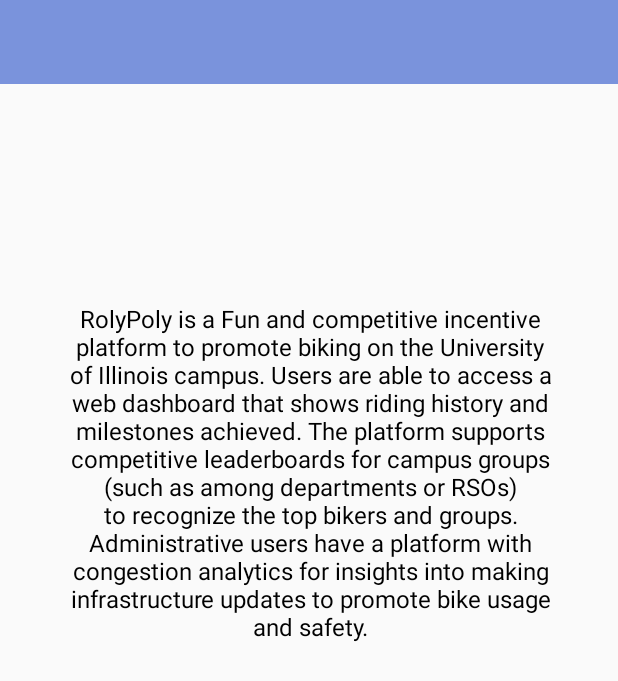
After one commit to CS411FA18/RolyPoly, an Android app: the layout activity_about.xml on its own in the app's theme, with its tools: preview values and no code run, on a phone screen of 412 x 824 dp. The commit adds this screen. Shown: the top 681 px of the screen. Run offline under Robolectric (Android 15) with nearby library versions, the phone set to English and light mode, and no system bars.

Commit message:
added activity for About Information with info from project site

```diff
--- a/MySQLJavaApp/app/src/main/AndroidManifest.xml
+++ b/MySQLJavaApp/app/src/main/AndroidManifest.xml
@@ -53,7 +53,8 @@
         <activity
             android:name=".AccountActivity"
             android:label="@string/title_activity_account"
-            android:theme="@style/AppTheme"></activity>
+            android:theme="@style/AppTheme" />
+        <activity android:name=".AboutActivity"></activity>
     </application>
 
 </manifest>
--- a/MySQLJavaApp/app/src/main/java/com/cs411/RolyPoly/DrawerUtil.java
+++ b/MySQLJavaApp/app/src/main/java/com/cs411/RolyPoly/DrawerUtil.java
@@ -94,6 +94,8 @@ public class DrawerUtil {
                         if (drawerItem.getIdentifier() == 5) {
                             // load tournament screen
                             Toast.makeText(activity, R.string.about, Toast.LENGTH_LONG).show();
+                            Intent intent = new Intent(activity, AboutActivity.class);
+                            view.getContext().startActivity(intent, ActivityOptions.makeSceneTransitionAnimation(activity).toBundle());
                         }
                         return true;
                     }
--- /dev/null
+++ b/MySQLJavaApp/app/src/main/res/layout/activity_about.xml
@@ -0,0 +1,37 @@
+<?xml version="1.0" encoding="utf-8"?>
+<android.support.constraint.ConstraintLayout xmlns:android="http://schemas.android.com/apk/res/android"
+    xmlns:app="http://schemas.android.com/apk/res-auto"
+    xmlns:tools="http://schemas.android.com/tools"
+    android:layout_width="match_parent"
+    android:layout_height="match_parent"
+    tools:context=".AboutActivity">
+
+    <android.support.v7.widget.Toolbar
+        android:id="@+id/toolbar_about"
+        android:layout_width="match_parent"
+        android:layout_height="wrap_content"
+        android:background="?attr/colorPrimary"
+        android:minHeight="?attr/actionBarSize"
+        app:popupTheme="@style/ThemeOverlay.AppCompat.Light"
+        app:theme="@style/ThemeOverlay.AppCompat.Dark" />
+
+    <TextView
+        android:id="@+id/textview_about"
+        android:layout_width="331dp"
+        android:layout_height="251dp"
+        android:layout_marginStart="8dp"
+        android:layout_marginTop="8dp"
+        android:layout_marginEnd="8dp"
+        android:layout_marginBottom="8dp"
+        android:text="@string/about_content"
+        android:textAlignment="center"
+        android:textColor="@android:color/black"
+        android:textSize="16sp"
+        app:layout_constraintBottom_toBottomOf="parent"
+        app:layout_constraintEnd_toEndOf="parent"
+        app:layout_constraintHorizontal_bias="0.513"
+        app:layout_constraintStart_toStartOf="parent"
+        app:layout_constraintTop_toBottomOf="@+id/toolbar_about"
+        app:layout_constraintVertical_bias="0.274" />
+
+</android.support.constraint.ConstraintLayout>
--- a/MySQLJavaApp/app/src/main/res/values/strings.xml
+++ b/MySQLJavaApp/app/src/main/res/values/strings.xml
@@ -9,11 +9,9 @@
     <string name="node_map">Node Map</string>
     <string name="title_activity_your_timeline">Map</string>
 
-    <!-- TODO: Remove or change this placeholder text -->
-    <string name="hello_blank_fragment">Hello blank fragment</string>
-    <string name="about_content">Fun and competitive incentive platform to promote biking on the University of Illinois campus.
-        Users will be able to access a web dashboard that shows riding history and milestones achieved.
-        The platform would support competitive leaderboards for campus groups (such as among departments or RSOs) to recognize the top bikers and groups.
+    <string name="about_content">RolyPoly is a Fun and competitive incentive platform to promote biking on the University of Illinois campus.
+        Users are able to access a web dashboard that shows riding history and milestones achieved.
+        The platform supports competitive leaderboards for campus groups (such as among departments or RSOs) to recognize the top bikers and groups.
         Administrative users have a platform with congestion analytics for insights into making infrastructure updates to promote bike usage and safety.</string>
     <string name="title_activity_account">AccountActivity</string>
     <string name="large_text">
```
Also changed, not shown: MySQLJavaApp/app/src/main/java/com/cs411/RolyPoly/AboutActivity.java (added, +27 -0 lines).
